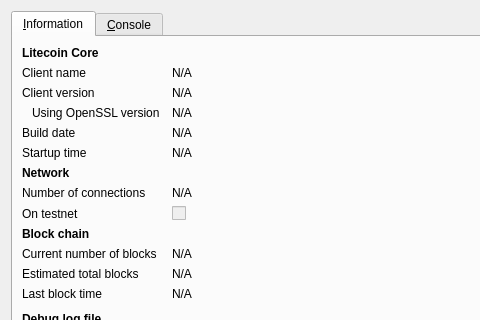
Old version of the form src/qt/forms/rpcconsole.ui in the repository Judas-Iscariot/JesusCoin; both pictures show x 0 to 480 and y 0 to 320 of the 740 by 450 pixel window.
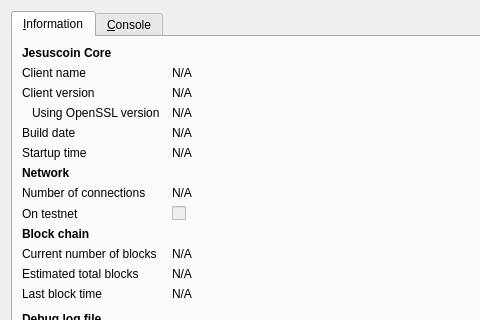
New version of the form. Icons and pictures are not drawn.

```diff
--- a/src/qt/forms/rpcconsole.ui
+++ b/src/qt/forms/rpcconsole.ui
@@ -36,7 +36,7 @@
           </font>
          </property>
          <property name="text">
-          <string>Litecoin Core</string>
+          <string>Jesuscoin Core</string>
          </property>
         </widget>
        </item>
```
Left out of the diff: 6 changed lines with no effect on the pictures.
